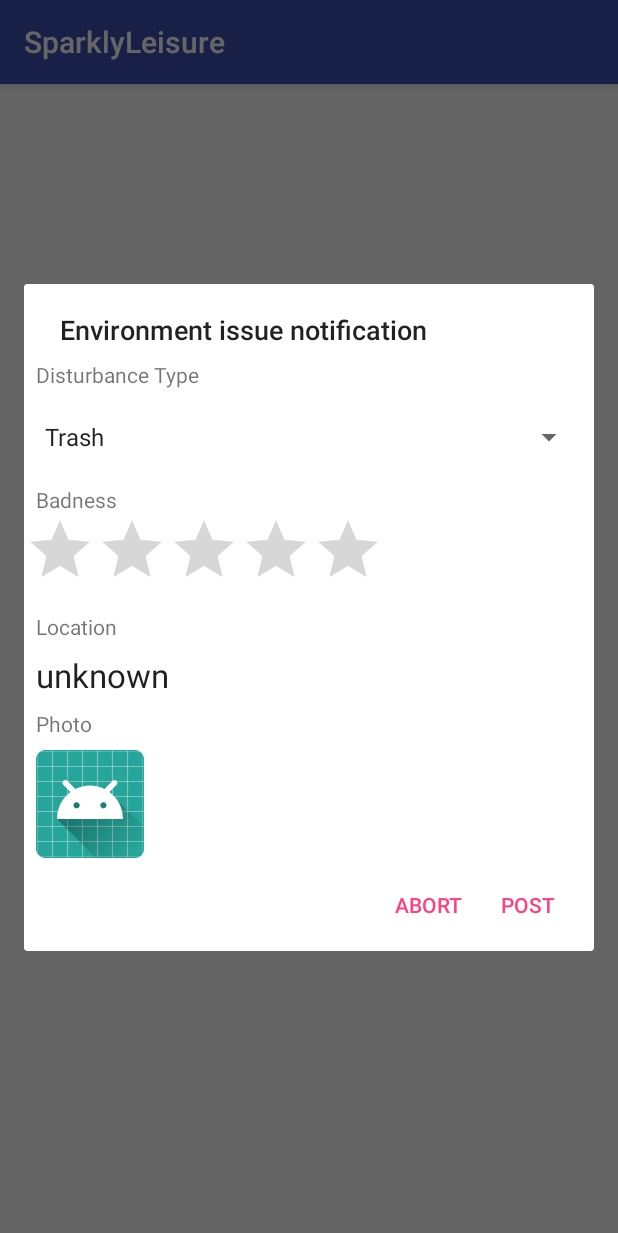
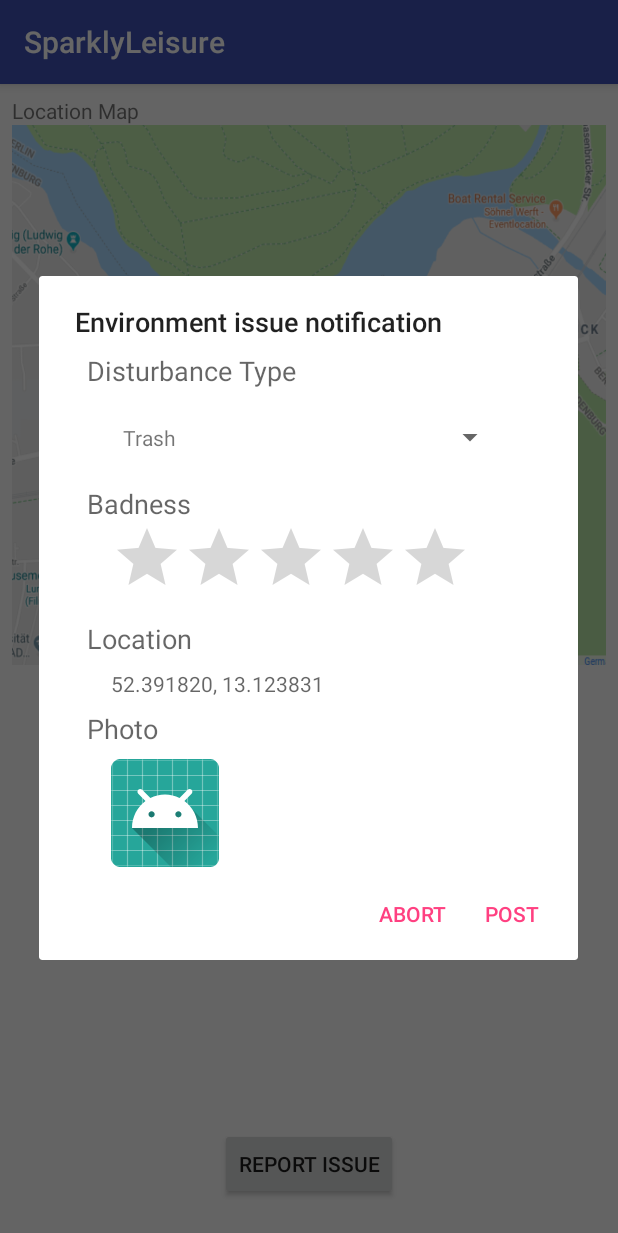
Before and after one commit to Maxscha/SparklyLeisure, an Android app: the screen it shows after launch (IssueNotifyActivity), after a tap on "REPORT ISSUE", on a phone screen of 412 x 824 dp. Shown: the top 1233 px of the screen. Run offline under Robolectric (Android 15) with nearby library versions, the phone set to English and light mode, and no system bars; our stand-ins replace ButterKnife.

Commit message:
something works

```diff
--- a/app/app/src/main/java/org/hpi/hack/sparklyleisure/remote/APIService.java
+++ b/app/app/src/main/java/org/hpi/hack/sparklyleisure/remote/APIService.java
@@ -11,8 +11,8 @@ import retrofit2.http.Part;
 
 public interface APIService {
     @Multipart
-    @POST("/posts")
-    Call<Issue> saveIssue(@Part MultipartBody.Part image,
+    @POST("/api/map/putdata")
+    Call<Boolean> saveIssue(@Part MultipartBody.Part image,
                           @Part("type") RequestBody type,
                          @Part("rating") RequestBody rating,
                          @Part("lon") RequestBody lon,
--- a/app/app/src/main/java/org/hpi/hack/sparklyleisure/remote/RemoteSettings.java
+++ b/app/app/src/main/java/org/hpi/hack/sparklyleisure/remote/RemoteSettings.java
@@ -1,8 +1,8 @@
 package org.hpi.hack.sparklyleisure.remote;
 
 public class RemoteSettings {
-    public static String SERVER_IP = "123";
-    public static String SERVER_PORT = "80";
+    public static String SERVER_IP = "192.168.0.121";
+    public static String SERVER_PORT = "5000";
 
     public static String getBaseUrl() {
         return String.format("http://%s:%s/", SERVER_IP, SERVER_PORT);
--- a/app/app/src/main/res/layout/activity_issue_notify.xml
+++ b/app/app/src/main/res/layout/activity_issue_notify.xml
@@ -10,11 +10,33 @@
         android:id="@+id/badButton"
         android:layout_width="wrap_content"
         android:layout_height="wrap_content"
-        android:layout_marginBottom="232dp"
+        android:layout_marginBottom="24dp"
         android:layout_marginEnd="8dp"
         android:layout_marginStart="8dp"
         android:text="Report issue"
         app:layout_constraintBottom_toBottomOf="parent"
         app:layout_constraintEnd_toEndOf="parent"
         app:layout_constraintStart_toStartOf="parent" />
+
+    <ImageView
+        android:id="@+id/imageView"
+        android:layout_width="0dp"
+        android:layout_height="360dp"
+        android:layout_marginEnd="8dp"
+        android:layout_marginStart="8dp"
+        android:scaleType="fitXY"
+        app:layout_constraintEnd_toEndOf="parent"
+        app:layout_constraintStart_toStartOf="parent"
+        app:layout_constraintTop_toBottomOf="@+id/textView3"
+        app:srcCompat="@drawable/mock_app_map" />
+
+    <TextView
+        android:id="@+id/textView3"
+        android:layout_width="wrap_content"
+        android:layout_height="wrap_content"
+        android:layout_marginStart="8dp"
+        android:layout_marginTop="8dp"
+        android:text="Location Map"
+        app:layout_constraintStart_toStartOf="parent"
+        app:layout_constraintTop_toTopOf="parent" />
 </android.support.constraint.ConstraintLayout>
--- a/app/app/src/main/res/layout/fragment_issue_creation.xml
+++ b/app/app/src/main/res/layout/fragment_issue_creation.xml
@@ -3,6 +3,10 @@
     xmlns:tools="http://schemas.android.com/tools"
     android:id="@+id/frameLayout"
     android:layout_width="match_parent"
+    android:layout_marginStart="24dp"
+    android:layout_marginEnd="24dp"
+    android:layout_marginTop="24dp"
+    android:layout_marginBottom="24dp"
     android:layout_height="match_parent"
     tools:context="org.hpi.hack.sparklyleisure.IssueCreationFragment">
 
@@ -10,19 +14,19 @@
         android:id="@+id/textView"
         android:layout_width="wrap_content"
         android:layout_height="wrap_content"
-        android:layout_marginStart="8dp"
+        android:layout_marginStart="32dp"
         android:layout_marginTop="8dp"
         android:text="Disturbance Type"
-        android:textAppearance="@android:style/TextAppearance.Material.Small"
+        android:textAppearance="@android:style/TextAppearance.Material.Medium"
         app:layout_constraintStart_toStartOf="parent"
         app:layout_constraintTop_toTopOf="parent" />
 
     <Spinner
         android:id="@+id/issueTypeSpinner"
-        android:layout_width="368dp"
+        android:layout_width="0dp"
         android:layout_height="48dp"
-        android:layout_marginEnd="8dp"
-        android:layout_marginStart="8dp"
+        android:layout_marginEnd="48dp"
+        android:layout_marginStart="48dp"
         android:layout_marginTop="8dp"
         app:layout_constraintEnd_toEndOf="parent"
         app:layout_constraintStart_toStartOf="parent"
@@ -32,9 +36,10 @@
         android:id="@+id/textView2"
         android:layout_width="wrap_content"
         android:layout_height="wrap_content"
-        android:layout_marginStart="8dp"
+        android:layout_marginStart="32dp"
         android:layout_marginTop="8dp"
         android:text="Badness"
+        android:textAppearance="@android:style/TextAppearance.Material.Medium"
         app:layout_constraintStart_toStartOf="parent"
         app:layout_constraintTop_toBottomOf="@+id/issueTypeSpinner" />
 
@@ -42,9 +47,10 @@
         android:id="@+id/textView4"
         android:layout_width="wrap_content"
         android:layout_height="wrap_content"
-        android:layout_marginStart="8dp"
+        android:layout_marginStart="32dp"
         android:layout_marginTop="8dp"
         android:text="Location"
+        android:textAppearance="@android:style/TextAppearance.Material.Medium"
         app:layout_constraintStart_toStartOf="parent"
         app:layout_constraintTop_toBottomOf="@+id/badnessLayout" />
 
@@ -52,19 +58,23 @@
         android:id="@+id/textView5"
         android:layout_width="wrap_content"
         android:layout_height="wrap_content"
-        android:layout_marginStart="8dp"
+        android:layout_marginStart="32dp"
         android:layout_marginTop="8dp"
         android:text="Photo"
+        android:textAppearance="@android:style/TextAppearance.Material.Medium"
         app:layout_constraintStart_toStartOf="parent"
         app:layout_constraintTop_toBottomOf="@+id/locationText" />
 
     <ImageView
         android:id="@+id/photoImageView"
-        android:layout_width="wrap_content"
+        android:layout_width="0dp"
         android:layout_height="wrap_content"
-        android:layout_marginStart="8dp"
+        android:layout_marginEnd="48dp"
+        android:layout_marginStart="48dp"
         android:layout_marginTop="8dp"
+        android:scaleType="fitStart"
         android:src="@mipmap/ic_launcher_round"
+        app:layout_constraintEnd_toEndOf="parent"
         app:layout_constraintStart_toStartOf="parent"
         app:layout_constraintTop_toBottomOf="@+id/textView5" />
 
@@ -72,10 +82,10 @@
         android:id="@+id/locationText"
         android:layout_width="wrap_content"
         android:layout_height="wrap_content"
-        android:layout_marginStart="8dp"
+        android:layout_marginStart="48dp"
         android:layout_marginTop="8dp"
-        android:text="unknown"
-        android:textAppearance="@android:style/TextAppearance.Large"
+        android:text="52.391820, 13.123831"
+        android:textAppearance="@android:style/TextAppearance.Small"
         app:layout_constraintStart_toStartOf="parent"
         app:layout_constraintTop_toBottomOf="@+id/textView4" />
 
@@ -83,6 +93,7 @@
         android:id="@+id/badnessLayout"
         android:layout_width="wrap_content"
         android:layout_height="wrap_content"
+        android:layout_marginStart="48dp"
         app:layout_constraintStart_toStartOf="parent"
         app:layout_constraintTop_toBottomOf="@+id/textView2">
 
--- a/app/app/src/main/res/layout/issue_type_spinner_item.xml
+++ b/app/app/src/main/res/layout/issue_type_spinner_item.xml
@@ -1,6 +1,22 @@
 <?xml version="1.0" encoding="utf-8"?>
-<android.support.constraint.ConstraintLayout
-    xmlns:android="http://schemas.android.com/apk/res/android" android:layout_width="match_parent"
-    android:layout_height="match_parent">
+<android.support.constraint.ConstraintLayout xmlns:android="http://schemas.android.com/apk/res/android"
+    xmlns:app="http://schemas.android.com/apk/res-auto"
+    xmlns:tools="http://schemas.android.com/tools"
+    android:layout_width="match_parent"
+    android:layout_height="match_parent"
+    android:minHeight="48dp">
 
+    <TextView
+        android:id="@+id/spinnerItem"
+        android:layout_width="0dp"
+        android:layout_height="wrap_content"
+        android:layout_marginBottom="8dp"
+        android:layout_marginEnd="8dp"
+        android:layout_marginStart="8dp"
+        android:layout_marginTop="8dp"
+        android:text="TextView"
+        app:layout_constraintBottom_toBottomOf="parent"
+        app:layout_constraintEnd_toEndOf="parent"
+        app:layout_constraintStart_toStartOf="parent"
+        app:layout_constraintTop_toTopOf="parent" />
 </android.support.constraint.ConstraintLayout>
```
Also changed, not shown: app/app/src/main/java/org/hpi/hack/sparklyleisure/IssueCreationFragment.java (+26 -19 lines), app/app/src/main/res/drawable/mock_app_map.png (added).
